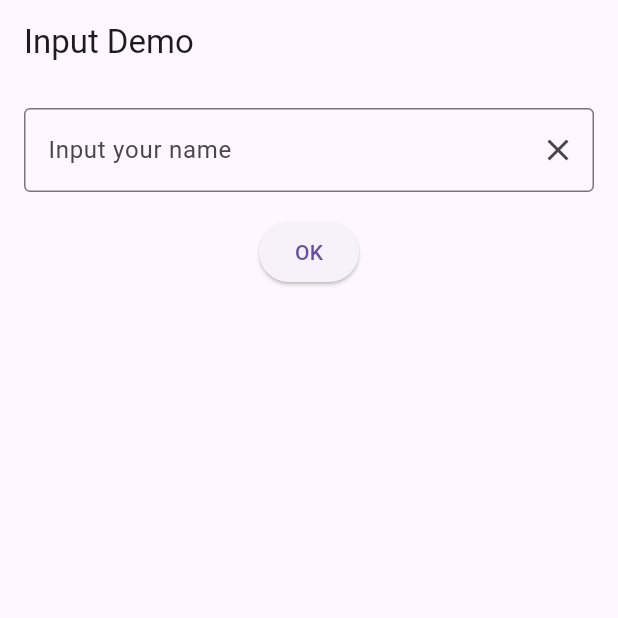
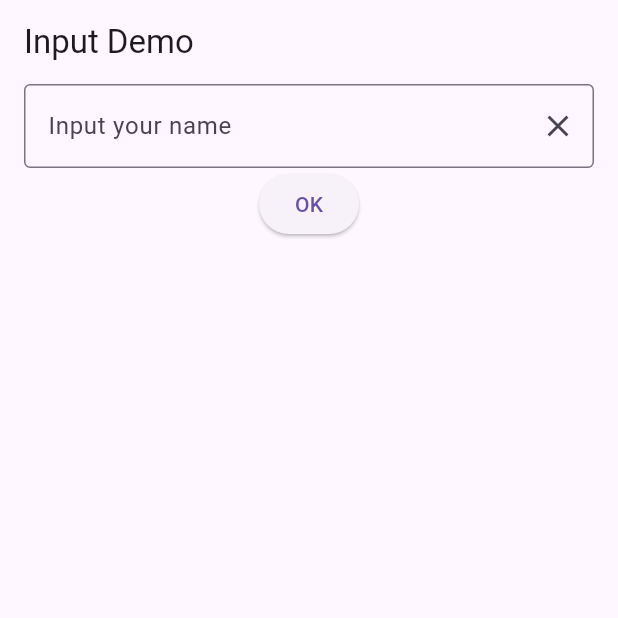
Before and after one commit to EchoOfHer/lab_4aug, a Flutter app: the screen it shows after launch, on a phone screen of 412 x 824 dp, the top half of it. Run offline on Flutter 3.47's test engine with Material 3 defaults, Android fonts, the phone set to English and light mode, and no system bars.

Commit message:
change padding

```diff
--- a/lib/Lab-week4/input_demo.dart
+++ b/lib/Lab-week4/input_demo.dart
@@ -23,7 +23,7 @@ class _InputDemoState extends State<InputDemo> {
       body: Column(
         children: [
           Padding(
-            padding: const EdgeInsets.all(16.0),
+            padding: const EdgeInsets.symmetric(horizontal: 16),
             child: TextField(
               controller: tcName,
               decoration: InputDecoration(
```
